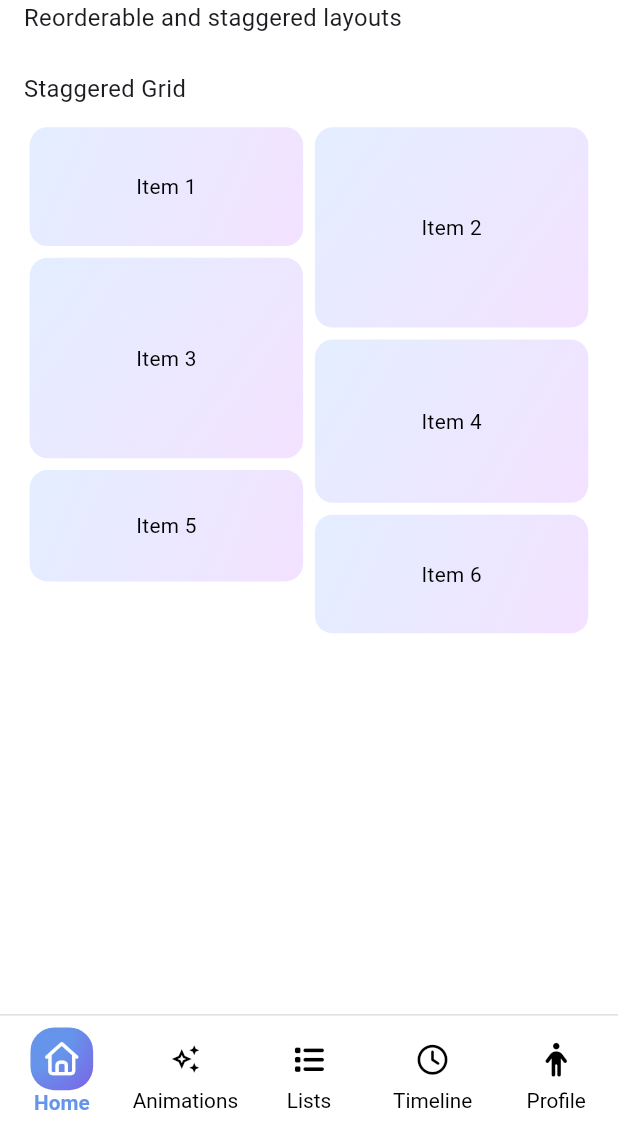
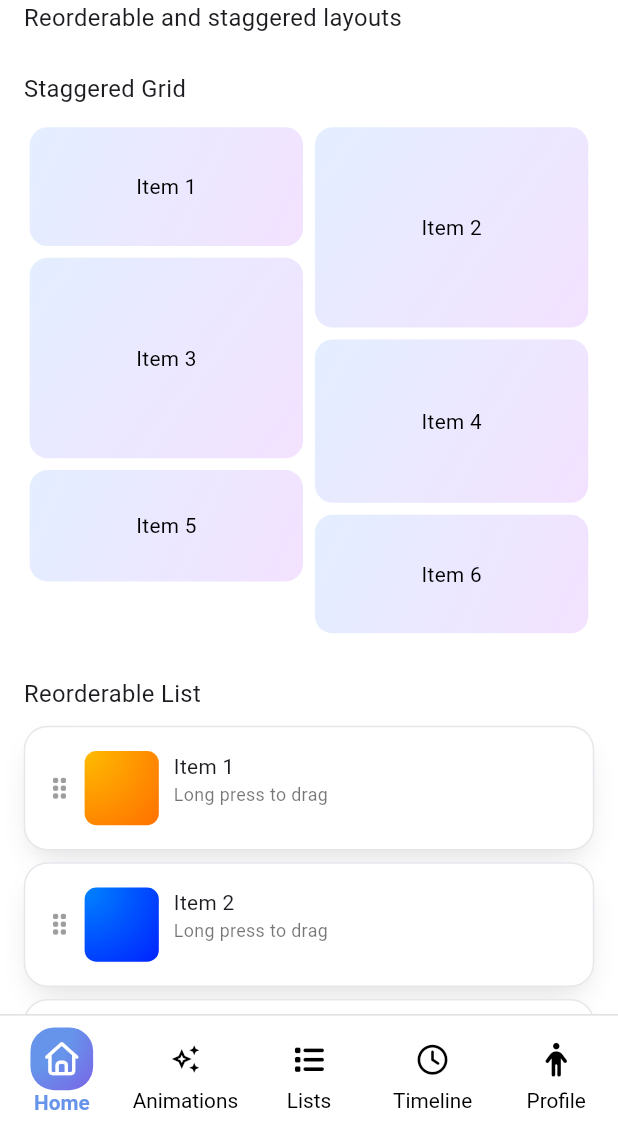
Before and after one commit to HazemAttia7/interactive_app, a Flutter app: the screen it shows after launch, swiped to page 3, on a phone screen of 412 x 824 dp, the part 110-1236 px from its top. Run offline on Flutter 3.47's test engine with Material 3 defaults, Android fonts, the phone set to English and light mode, and no system bars; our stand-ins replace flutter_inset_box_shadow, flutter_screenutil, font_awesome_flutter, gap, like_button, popover.

Commit message:
feat(lists): reorderable list

```diff
--- a/lib/core/utils/app_colors.dart
+++ b/lib/core/utils/app_colors.dart
@@ -1,6 +1,15 @@
 import 'package:flutter/widgets.dart';
 
 abstract class AppColors {
+  static final List<List<Color>> gradientColors = [
+    orangeGradient,
+    blueGradient,
+    greenGradient,
+    purpleGradient,
+    darkPurpleGradient,
+    darkFuturisticGradient,
+  ];
+
   static const List<Color> orangeGradient = [
     Color(0xffFFBC00),
     Color(0xffFF7600),
--- /dev/null
+++ b/lib/features/lists/data/models/list_item_model.dart
@@ -0,0 +1,8 @@
+import 'dart:ui';
+
+class ListItem {
+  final String text;
+  final List<Color> colors;
+
+  ListItem({required this.text, required this.colors});
+}
--- /dev/null
+++ b/lib/features/lists/presentation/views/widgets/custom_reorderable_list_view.dart
@@ -0,0 +1,54 @@
+import 'package:flutter/material.dart';
+import 'package:flutter_screenutil/flutter_screenutil.dart';
+import 'package:interactive_app/core/utils/app_colors.dart';
+import 'package:interactive_app/features/lists/data/models/list_item_model.dart';
+import 'package:interactive_app/features/lists/presentation/views/widgets/reorderable_list_view_item.dart';
+
+class CustomReorderableListView extends StatefulWidget {
+  const CustomReorderableListView({super.key});
+
+  @override
+  State<CustomReorderableListView> createState() =>
+      _CustomReorderableListViewState();
+}
+
+class _CustomReorderableListViewState extends State<CustomReorderableListView> {
+  final List<ListItem> items = [
+    ListItem(text: "Item 1", colors: AppColors.gradientColors[0]),
+    ListItem(text: "Item 2", colors: AppColors.gradientColors[1]),
+    ListItem(text: "Item 3", colors: AppColors.gradientColors[2]),
+    ListItem(text: "Item 4", colors: AppColors.gradientColors[3]),
+  ];
+
+  @override
+  Widget build(BuildContext context) {
+    return ReorderableListView.builder(
+      physics: const NeverScrollableScrollPhysics(),
+      shrinkWrap: true,
+      proxyDecorator: (child, index, animation) {
+        return Material(
+          elevation: 12,
+          borderRadius: BorderRadius.circular(16.r),
+          color: Colors.transparent,
+          shadowColor: Colors.black12,
+          child: child,
+        );
+      },
+      itemBuilder: (context, index) =>
+          ReorderableListViewItem(key: ValueKey(index), item: items[index]),
+      itemCount: 4,
+      onReorder: reOrder,
+    );
+  }
+
+  void reOrder(int oldIndex, int newIndex) {
+    setState(() {
+      if (oldIndex < newIndex) {
+        newIndex--;
+      }
+
+      final item = items.removeAt(oldIndex);
+      items.insert(newIndex, item);
+    });
+  }
+}
--- a/lib/features/lists/presentation/views/widgets/lists_view_body.dart
+++ b/lib/features/lists/presentation/views/widgets/lists_view_body.dart
@@ -2,6 +2,7 @@ import 'package:flutter/material.dart';
 import 'package:flutter_screenutil/flutter_screenutil.dart';
 import 'package:gap/gap.dart';
 import 'package:interactive_app/features/animations/presentation/views/widgets/animations_header_text.dart';
+import 'package:interactive_app/features/lists/presentation/views/widgets/reorderable_list_section.dart';
 import 'package:interactive_app/features/lists/presentation/views/widgets/staggered_grid_view_section.dart';
 
 class ListsViewBody extends StatelessWidget {
@@ -19,6 +20,8 @@ class ListsViewBody extends StatelessWidget {
           ),
           Gap(25.sp),
           const StaggeredGridViewSection(),
+          Gap(25.sp),
+          const ReorderableListSection(),
         ],
       ),
     );
--- /dev/null
+++ b/lib/features/lists/presentation/views/widgets/reorderable_list_section.dart
@@ -0,0 +1,28 @@
+import 'package:flutter/material.dart';
+import 'package:flutter_screenutil/flutter_screenutil.dart';
+import 'package:gap/gap.dart';
+import 'package:interactive_app/features/lists/presentation/views/widgets/custom_reorderable_list_view.dart';
+
+class ReorderableListSection extends StatefulWidget {
+  const ReorderableListSection({super.key});
+
+  @override
+  State<ReorderableListSection> createState() => _ReorderableListSectionState();
+}
+
+class _ReorderableListSectionState extends State<ReorderableListSection> {
+  @override
+  Widget build(BuildContext context) {
+    return Padding(
+      padding: EdgeInsets.symmetric(horizontal: 16.sp),
+      child: Column(
+        crossAxisAlignment: CrossAxisAlignment.start,
+        children: [
+          Text("Reorderable List", style: TextStyle(fontSize: 16.sp)),
+          Gap(10.sp),
+          const CustomReorderableListView(),
+        ],
+      ),
+    );
+  }
+}
--- /dev/null
+++ b/lib/features/lists/presentation/views/widgets/reorderable_list_view_item.dart
@@ -0,0 +1,65 @@
+import 'package:flutter/material.dart';
+import 'package:flutter_screenutil/flutter_screenutil.dart';
+import 'package:font_awesome_flutter/font_awesome_flutter.dart';
+import 'package:gap/gap.dart';
+import 'package:interactive_app/core/utils/gradients.dart';
+import 'package:interactive_app/features/lists/data/models/list_item_model.dart';
+
+class ReorderableListViewItem extends StatelessWidget {
+  final ListItem item;
+  const ReorderableListViewItem({super.key, required this.item});
+
+  @override
+  Widget build(BuildContext context) {
+    return Container(
+      margin: EdgeInsets.only(bottom: 8.sp),
+      padding: EdgeInsets.all(16.sp),
+      decoration: BoxDecoration(
+        color: Colors.white,
+        borderRadius: BorderRadius.circular(16.r),
+        border: Border.all(color: const Color(0xffE5E7EB)),
+        boxShadow: [
+          BoxShadow(
+            color: Colors.grey.shade300,
+            blurRadius: 16,
+            spreadRadius: -5,
+            offset: Offset(0, 10.sp),
+          ),
+        ],
+      ),
+      child: SizedBox(
+        height: 50.sp,
+        child: Row(
+          children: [
+            Icon(
+              FontAwesomeIcons.gripVertical,
+              color: Colors.grey,
+              size: 14.sp,
+            ),
+            Gap(10.sp),
+            Container(
+              width: 50.sp,
+              decoration: BoxDecoration(
+                borderRadius: BorderRadius.circular(8.r),
+                gradient: Gradients.radialGradient(gradientColors: item.colors),
+              ),
+            ),
+            Gap(10.sp),
+            Expanded(
+              child: Column(
+                crossAxisAlignment: CrossAxisAlignment.start,
+                children: [
+                  Text(item.text, style: TextStyle(fontSize: 14.sp)),
+                  Text(
+                    "Long press to drag",
+                    style: TextStyle(fontSize: 12.sp, color: Colors.black54),
+                  ),
+                ],
+              ),
+            ),
+          ],
+        ),
+      ),
+    );
+  }
+}
```
